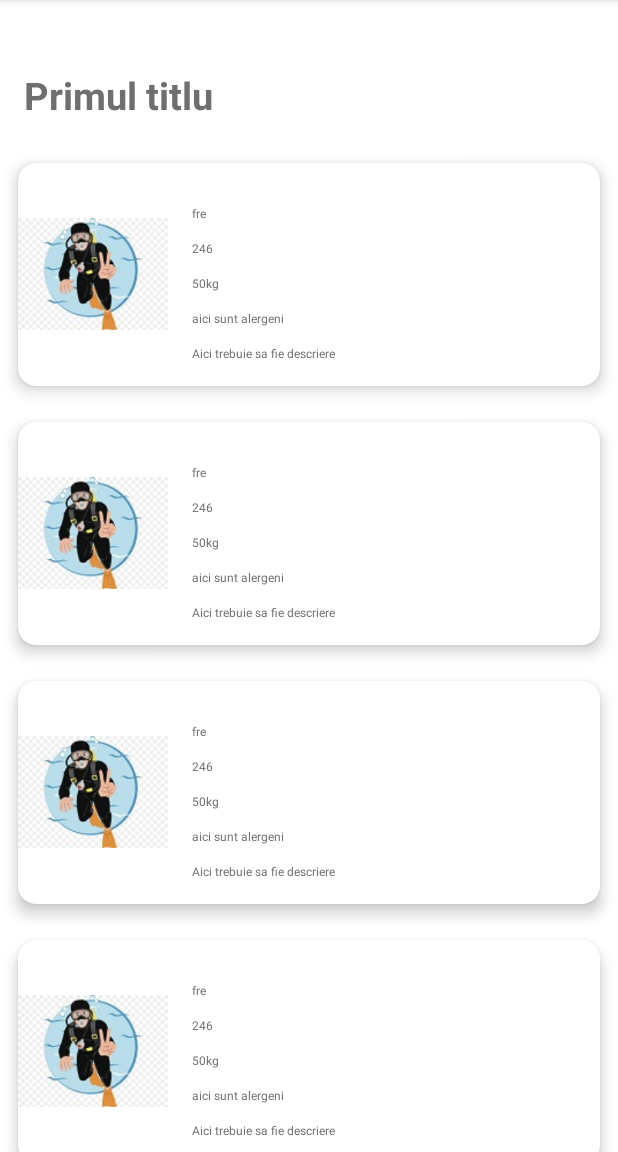
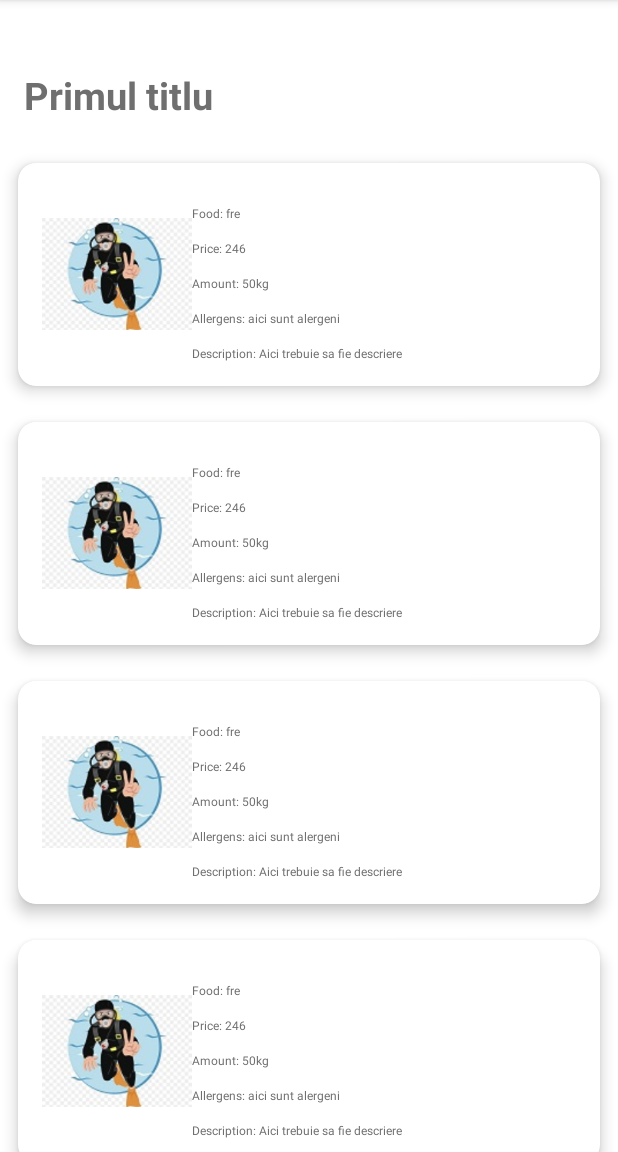
Before and after one commit to AlexandruNedelea/Licenta, an Android app: the RoomServiceActivity screen opened directly, with no data from a screen before it, on a phone screen of 412 x 824 dp, the part 84-1236 px from its top. Run offline under Robolectric (Android 15) with nearby library versions, the phone set to English and light mode, and no system bars; our stand-ins replace data binding.

Commit message:
room service fix

```diff
--- a/app/src/main/res/layout/row_menu_room_service.xml
+++ b/app/src/main/res/layout/row_menu_room_service.xml
@@ -19,70 +19,124 @@
         <LinearLayout
             android:layout_width="match_parent"
             android:layout_height="match_parent"
-                android:orientation="horizontal">
+            android:orientation="horizontal"
+            android:padding="16dp">
 
             <androidx.appcompat.widget.AppCompatImageView
-                    android:id="@+id/rv_row_balcony"
+                android:id="@+id/iv_food_menu"
                 android:layout_width="100dp"
                 android:layout_height="100dp"
                 android:layout_gravity="center"
                 android:src="@drawable/scubadiving" />
 
-                <LinearLayout
+            <RelativeLayout
+                android:layout_width="match_parent"
+                android:layout_height="wrap_content"
+                android:orientation="vertical">
+
+                <TextView
+                    android:id="@+id/tv_room_service_food"
                     android:layout_width="wrap_content"
                     android:layout_height="wrap_content"
-                    android:layout_marginRight="160dp"
-                    android:orientation="vertical"
-                    android:padding="16dp">
+                    android:layout_marginTop="12dp"
+                    android:text="Food: "
+                    android:textColor="#6f6f6f"
+                    android:textSize="8sp" />
 
                 <TextView
-                        android:id="@+id/tvFoodName"
+                    android:id="@+id/tv_room_service_food_name"
                     android:layout_width="wrap_content"
                     android:layout_height="wrap_content"
+                    android:layout_toEndOf="@+id/tv_room_service_food"
                     android:layout_marginTop="12dp"
                     android:text="@{model.foodname}"
                     android:textColor="#6f6f6f"
                     android:textSize="8sp" />
 
                 <TextView
-                        android:id="@+id/tvPrice"
+                    android:id="@+id/tv_text_price"
                     android:layout_width="wrap_content"
                     android:layout_height="wrap_content"
+                    android:layout_below="@+id/tv_room_service_food_name"
+                    android:layout_marginTop="12dp"
+                    android:text="Price: "
+                    android:textColor="#6f6f6f"
+                    android:textSize="8sp" />
+                <TextView
+                    android:id="@+id/tv_value_price"
+                    android:layout_width="wrap_content"
+                    android:layout_height="wrap_content"
+                    android:layout_toEndOf="@+id/tv_text_price"
+                    android:layout_below="@+id/tv_room_service_food_name"
                     android:layout_marginTop="12dp"
                     android:text="@{String.valueOf(model.price)}"
                     android:textColor="#6f6f6f"
                     android:textSize="8sp" />
 
                 <TextView
-                        android:id="@+id/tvAmount"
+                    android:id="@+id/tv_text_amount"
                     android:layout_width="wrap_content"
                     android:layout_height="wrap_content"
+                    android:layout_below="@+id/tv_text_price"
+                    android:layout_marginTop="12dp"
+                    android:text="Amount: "
+                    android:textColor="#6f6f6f"
+                    android:textSize="8sp" />
+
+                <TextView
+                    android:id="@+id/tv_value_amount"
+                    android:layout_width="wrap_content"
+                    android:layout_height="wrap_content"
+                    android:layout_toEndOf="@+id/tv_text_amount"
+                    android:layout_below="@+id/tv_text_price"
                     android:layout_marginTop="12dp"
                     android:text="@{model.amount}"
                     android:textColor="#6f6f6f"
                     android:textSize="8sp" />
 
                 <TextView
-                        android:id="@+id/tvAllergens"
+                    android:id="@+id/tv_text_allergens"
                     android:layout_width="wrap_content"
                     android:layout_height="wrap_content"
+                    android:layout_below="@+id/tv_value_amount"
+                    android:layout_marginTop="12dp"
+                    android:text="Allergens: "
+                    android:textColor="#6f6f6f"
+                    android:textSize="8sp" />
+
+                <TextView
+                    android:id="@+id/tv_value_allergens"
+                    android:layout_width="wrap_content"
+                    android:layout_height="wrap_content"
+                    android:layout_toEndOf="@+id/tv_text_allergens"
+                    android:layout_below="@+id/tv_value_amount"
                     android:layout_marginTop="12dp"
                     android:text="@{model.allergens}"
                     android:textColor="#6f6f6f"
                     android:textSize="8sp" />
 
                 <TextView
-                        android:id="@+id/tvDescription"
+                    android:id="@+id/tv_text_description"
                     android:layout_width="wrap_content"
                     android:layout_height="wrap_content"
+                    android:layout_below="@+id/tv_text_allergens"
+                    android:layout_marginTop="12dp"
+                    android:text="Description: "
+                    android:textColor="#6f6f6f"
+                    android:textSize="8sp" />
+
+                <TextView
+                    android:id="@+id/tv_value_description"
+                    android:layout_width="wrap_content"
+                    android:layout_height="wrap_content"
+                    android:layout_toEndOf="@+id/tv_text_description"
+                    android:layout_below="@+id/tv_text_allergens"
                     android:layout_marginTop="12dp"
                     android:text="@{model.description}"
                     android:textColor="#6f6f6f"
                     android:textSize="8sp" />
 
-                </LinearLayout>
-
-
+            </RelativeLayout>
         </LinearLayout>
     </androidx.cardview.widget.CardView>
 </layout>
```
Lines whose indentation alone changed are shown as unchanged.
